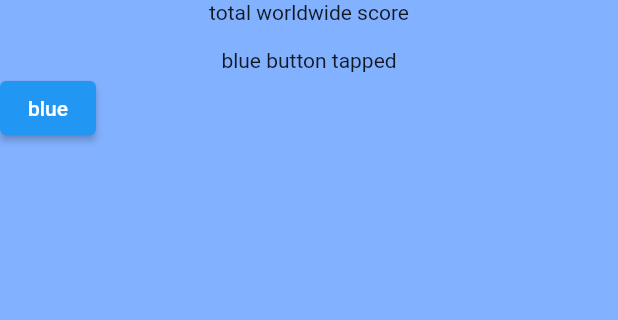
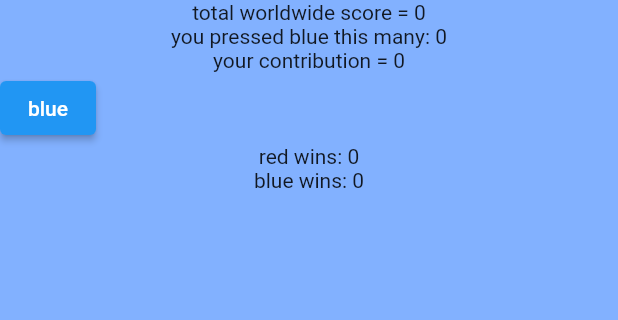
Before and after one commit to ash-p98/red_blue, a Flutter app: the screen it shows once a user with an empty profile is signed in, after a tap on "blue", on a phone screen of 412 x 824 dp, the part 84-404 px from its top. Run offline on Flutter 3.47's test engine with Material 2 defaults, Android fonts, the phone set to English and light mode, and no system bars; our stand-ins replace firebase_auth, firebase_core, firebase_database, flutter_spinkit; accounts and stored records are empty.

Commit message:
counter for red and blue/ team scoring system

```diff
--- a/lib/screens/home/home.dart
+++ b/lib/screens/home/home.dart
@@ -1,12 +1,35 @@
 import 'package:flutter/material.dart';
 import 'package:red_blue/services/auth.dart';
-import 'package:red_blue/services/database.dart';
-import 'package:firebase_database/firebase_database.dart';
 import 'package:red_blue/screens/teams/blue.dart';
 import 'package:red_blue/screens/teams/red.dart';
+import 'package:red_blue/services/database.dart';
 
-class Home extends StatelessWidget {
+class Home extends StatefulWidget {
+  @override
+  _HomeState createState() => _HomeState();
+}
+
+class _HomeState extends State<Home> {
   final AuthService _auth = AuthService();
+  int _myScore = 0;
+  int _totalScore = 0;
+  int _red = 0;
+  int _blue = 0;
+  int _userTotal = 0;
+
+  @override
+  void initState() {
+    super.initState();
+    DatabaseService().getScore((myScore, totalScore, blue, red, userTotal) {
+      setState(() {
+        _myScore = myScore;
+        _totalScore = totalScore;
+        _red = red;
+        _blue = blue;
+        _userTotal = userTotal;
+      });
+    });
+  }
 
   @override
   Widget build(BuildContext context) {
@@ -27,8 +50,15 @@ class Home extends StatelessWidget {
       ),
       body: Column(
         children: <Widget>[
-          Text('total worldwide score'),
-          Text('your total score'),
+          Text('total worldwide score: $_totalScore'),
+          Text('your contribution: $_myScore'),
+          Row(
+            children: <Widget>[
+              Text('blue taps: $_blue'),
+              Text('red taps: :$_red'),
+            ],
+          ),
+          Text('your total taps: $_userTotal'),
           Row(
             children: <Widget>[
               ElevatedButton(
--- a/lib/screens/teams/blue.dart
+++ b/lib/screens/teams/blue.dart
@@ -1,7 +1,4 @@
-import 'package:firebase_auth/firebase_auth.dart';
 import 'package:flutter/material.dart';
-import 'package:firebase_database/firebase_database.dart';
-import 'package:red_blue/models/user.dart';
 import 'package:red_blue/services/database.dart';
 
 class Blue extends StatefulWidget {
@@ -9,8 +6,31 @@ class Blue extends StatefulWidget {
   _BlueState createState() => _BlueState();
 }
 
+class _BlueState extends State<Blue> {
+  int _myScore = 0;
+  int _totalScore = 0;
+  int _blue = 0;
+  int _redWins = 0;
+  int _blueWins = 0;
 
-class _BlueState extends State<Blue> {
+  @override
+  void initState() {
+    super.initState();
+    DatabaseService().getScore((myScore, totalScore, blue, red, userTotal) {
+      setState(() {
+        _myScore = myScore;
+        _totalScore = totalScore;
+        _blue = blue;
+      });
+    });
+    DatabaseService().getWins((redWin, blueWin) {
+      setState(() {
+        _redWins = redWin;
+        _blueWins = blueWin;
+      });
+    });
+  }
+
   @override
   Widget build(BuildContext context) {
     return Scaffold(
@@ -21,27 +41,31 @@ class _BlueState extends State<Blue> {
         elevation: 0.0,
         actions: <Widget>[
           TextButton.icon(
-              onPressed: () async {
-              },
+              onPressed: () async {},
               icon: Icon(Icons.person),
               label: Text('logout'))
         ],
       ),
       body: Column(
         children: <Widget>[
-          Text('total worldwide score'),
-          Text(''),
-          Text('blue button tapped'),
+          Text('total worldwide score = $_totalScore'),
+          Text('you pressed blue this many: $_blue'),
+          Text('your contribution = $_myScore'),
           Row(
             children: <Widget>[
               ElevatedButton(
                 onPressed: () {
                   DatabaseService().updateUserData();
+                  if (_totalScore == 20){
+                    DatabaseService().increaseBlueWins();
+                  }
                 },
                 child: Text('blue'),
               ),
             ],
           ),
+          Text('red wins: $_redWins'),
+          Text('blue wins: $_blueWins'),
         ],
       ),
     );
--- a/lib/screens/teams/red.dart
+++ b/lib/screens/teams/red.dart
@@ -7,6 +7,22 @@ class Red extends StatefulWidget {
 }
 
 class _RedState extends State<Red> {
+  int _myScore = 0;
+  int _totalScore = 0;
+  int _red = 0;
+
+  @override
+  void initState() {
+    super.initState();
+    DatabaseService().getScore((myScore, totalScore, blue, red, userTotal) {
+      setState(() {
+        _myScore = myScore;
+        _totalScore = totalScore;
+        _red = red;
+      });
+    });
+  }
+
   @override
   Widget build(BuildContext context) {
     return Scaffold(
@@ -17,16 +33,16 @@ class _RedState extends State<Red> {
         elevation: 0.0,
         actions: <Widget>[
           TextButton.icon(
-              onPressed: () async {
-              },
+              onPressed: () async {},
               icon: Icon(Icons.person),
               label: Text('logout'))
         ],
       ),
       body: Column(
         children: <Widget>[
-          Text('total worldwide score'),
-          Text('your total score'),
+          Text('total worldwide score = $_totalScore'),
+          Text('pressed red: $_red'),
+          Text('your contribution = $_myScore'),
           Row(
             children: <Widget>[
               ElevatedButton(
--- a/lib/services/auth.dart
+++ b/lib/services/auth.dart
@@ -49,6 +49,7 @@ class AuthService {
 
       // create a new JSON tree for the user with the uid
       await DatabaseService(uid: user.uid).createUserData();
+      await DatabaseService().createWins();
       return _userFromFirebaseUser(user);
     }catch(e){
       print(e.toString());
--- a/lib/services/database.dart
+++ b/lib/services/database.dart
@@ -1,6 +1,5 @@
 import 'package:firebase_auth/firebase_auth.dart';
 import 'package:firebase_database/firebase_database.dart';
-import 'package:flutter/material.dart';
 
 class DatabaseService {
   String uid;
@@ -10,8 +9,13 @@ class DatabaseService {
   }
 
   // create user data required for the game (their name and score)
-  final databaseReference = FirebaseDatabase.instance.reference();
+  final databaseReference =
+  FirebaseDatabase.instance.reference().child("users");
 
+  final databaseScore =
+  FirebaseDatabase.instance.reference().child("score");
+
+  //create user personal scoring system
   Future createUserData() async {
     print("updated" + uid.toString());
     return await databaseReference.child(uid).onValue.first.then((value) async {
@@ -20,6 +24,8 @@ class DatabaseService {
         print("updated");
         return await databaseReference.child(uid).update({
           'value': 0,
+          'blue': 0,
+          'red': 0,
         });
       }
       return await databaseReference.child(uid).update({
@@ -28,6 +34,20 @@ class DatabaseService {
     });
   }
 
+  //create database wins scoring system
+  Future createWins() async {
+    return await databaseScore.child('wins').onValue.first.then((value) async {
+      print(value.snapshot.value);
+      if (value?.snapshot?.value == null ?? true){
+        return await databaseScore.update({
+          'blueWins': 0,
+          'redWins': 0,
+        });
+      }
+    });
+  }
+
+  // increase the score
   void updateUserData() async {
     print("updated" + uid.toString());
     return await databaseReference.child(uid).onValue.first.then((value) async {
@@ -36,14 +56,33 @@ class DatabaseService {
         print("updated");
         return await databaseReference.child(uid).update({
           'value': 0,
+          'blue': 0,
         });
       }
       return await databaseReference.child(uid).update({
         'value': value.snapshot.value["value"] + 1,
+        'blue': value.snapshot.value["blue"] + 1,
       });
     });
   }
 
+  //increase blue wins
+  void increaseBlueWins() async {
+    return await databaseScore.child('wins').onValue.first.then((value) async {
+      print(value.snapshot.value);
+      if (value?.snapshot?.value == null ?? true){
+        return await databaseScore.update({
+          'blueWins': 0,
+          'redWins': 0,
+        });
+      }
+      return await databaseScore.child('wins').update({
+        'blueWins': value.snapshot.value["blueWins"] + 1,
+      });
+    });
+  }
+
+  //decrease user score
   void decreaseUserData() async {
     print("updated" + uid.toString());
     return await databaseReference.child(uid).onValue.first.then((value) async {
@@ -52,17 +91,61 @@ class DatabaseService {
         print("updated");
         return await databaseReference.child(uid).update({
           'value': 0,
+          'red': 0,
         });
       }
       return await databaseReference.child(uid).update({
         'value': value.snapshot.value["value"] - 1,
+        'red': value.snapshot.value["red"] - 1,
       });
     });
   }
 
-  void readData() async {
-    return await databaseReference.child(uid).once().then((value) async{
-      print('${value.value}');
+  //increase red wins
+  void increaseRedWins() async {
+    return await databaseScore.child('wins').onValue.first.then((value) async {
+      print(value.snapshot.value);
+      if (value?.snapshot?.value == null ?? true){
+        return await databaseScore.update({
+          'blueWins': 0,
+          'redWins': 0,
+        });
+      }
+      return await databaseScore.child('wins').update({
+        'redWins': value.snapshot.value["redWins"] + 1,
+      });
     });
   }
+
+  //show the score on front end
+  void getScore(Function(int myScore, int totalScore, int blue, int red, int userTotal) data) async {
+    databaseReference.onValue.listen((event) {
+      Map<dynamic, dynamic> users = event.snapshot.value;
+      int totalScore = 0;
+      int userScore = 0;
+      int blue = 0;
+      int red = 0;
+      int userTotal = 0;
+      users.forEach((key, value) {
+        totalScore += value["value"];
+        if (key == uid){
+          userScore = value["value"];
+          blue = value["blue"];
+          red = value["red"];
+          userTotal += (value["red"]*-1)+value["blue"];
+        }
+      });
+      data.call(userScore, totalScore, blue, red, userTotal);
+    });
+  }
+
+  //show the wins on the front end
+  void getWins(Function(int redWin, int blueWin) data) async {
+    databaseScore.onValue.listen((event) {
+      Map<dynamic, dynamic> score = event.snapshot.value;
+      int redWin = 0;
+      int blueWin = 0;
+    });
+  }
+
 }
--- a/pubspec.yaml
+++ b/pubspec.yaml
@@ -31,6 +31,7 @@ dependencies:
   firebase_database: ^6.1.0
   provider: ^5.0.0
   flutter_spinkit: ^5.0.0
+  shared_preferences: ^2.0.4
 
 dev_dependencies:
   flutter_test:
```
Also changed, not shown: lib/services/score.dart (deleted, +0 -9 lines), pubspec.lock, 1 other file.
